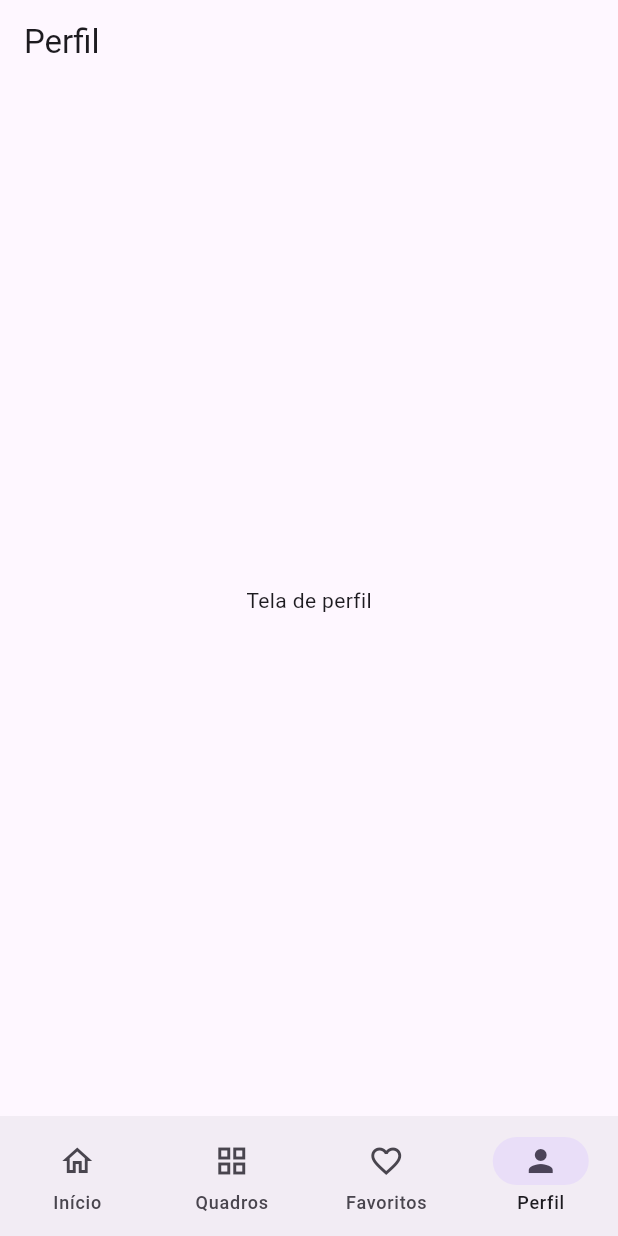
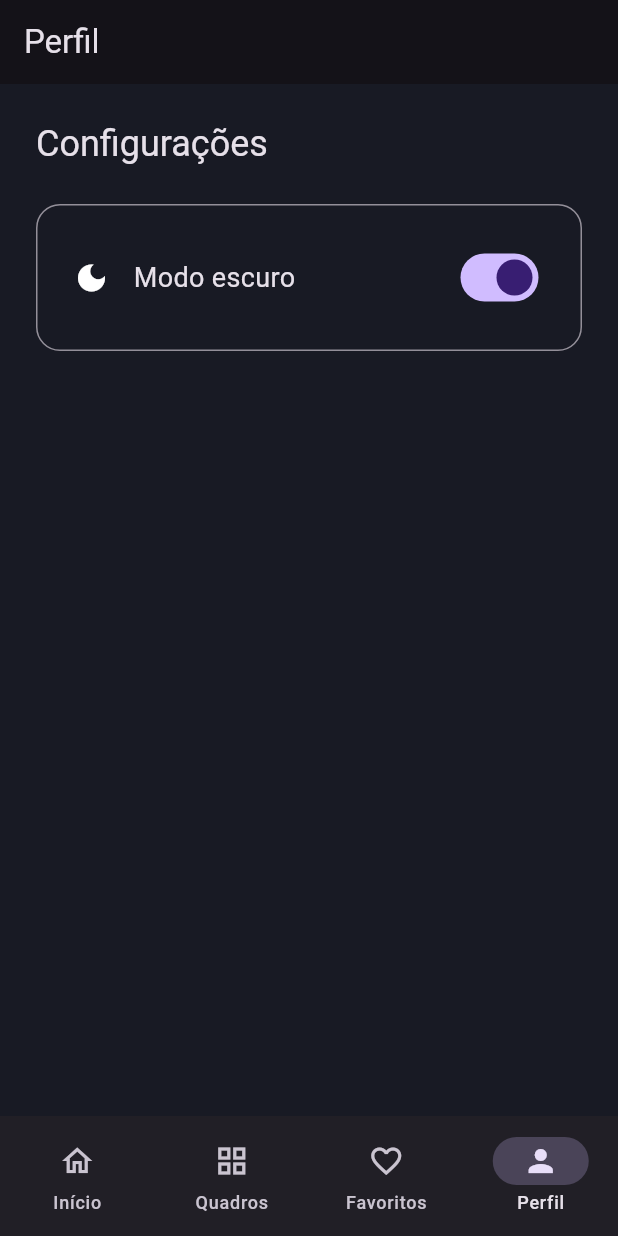
Before and after one commit to brudrago/PodcastApp, a Flutter app: the screen it shows after launch, item 4 of the bottom bar chosen, on a phone screen of 412 x 824 dp. Run offline on Flutter 3.47's test engine with Material 3 defaults, Android fonts, the phone set to English and light mode, and no system bars; our stand-ins replace cached_network_image, go_router; network calls fail.

Commit message:
[Podcast] Add theme controller

```diff
--- a/podcast_app/lib/app/podcast_app.dart
+++ b/podcast_app/lib/app/podcast_app.dart
@@ -1,18 +1,38 @@
 import 'package:flutter/material.dart';
 import 'package:podcast_app/app/router/app_router.dart';
+import 'package:podcast_app/app/theme_controller.dart';
 
-class PodcastApp extends StatelessWidget {
+class PodcastApp extends StatefulWidget {
   const PodcastApp({super.key});
 
   @override
+  State<PodcastApp> createState() => _PodcastAppState();
+}
+
+class _PodcastAppState extends State<PodcastApp> {
+  ThemeMode themeMode = ThemeMode.dark;
+
+  void toggleTheme(bool isDark) {
+    setState(() {
+      themeMode = isDark ? ThemeMode.dark : ThemeMode.light;
+    });
+  }
+
+  @override
   Widget build(BuildContext context) {
-    return MaterialApp.router(
-      title: 'Podcast App',
-      debugShowCheckedModeBanner: false,
-      theme: ThemeData(
-        colorScheme: ColorScheme.fromSeed(seedColor: Colors.deepPurple),
+    return ThemeController(
+      isDark: themeMode == ThemeMode.dark,
+      onThemeChanged: toggleTheme,
+      child: MaterialApp.router(
+        title: 'Podcast App',
+        debugShowCheckedModeBanner: false,
+        themeMode: themeMode,
+        theme: ThemeData.light(),
+        darkTheme: ThemeData.dark().copyWith(
+          scaffoldBackgroundColor: const Color(0xFF181A24),
+        ),
+        routerConfig: appRouter,
       ),
-      routerConfig: appRouter,
     );
   }
 }
--- /dev/null
+++ b/podcast_app/lib/app/theme_controller.dart
@@ -0,0 +1,22 @@
+import 'package:flutter/material.dart';
+
+class ThemeController extends InheritedWidget {
+  const ThemeController({
+    super.key,
+    required this.isDark,
+    required this.onThemeChanged,
+    required super.child,
+  });
+
+  final bool isDark;
+  final ValueChanged<bool> onThemeChanged;
+
+  static ThemeController of(BuildContext context) {
+    return context.dependOnInheritedWidgetOfExactType<ThemeController>()!;
+  }
+
+  @override
+  bool updateShouldNotify(ThemeController oldWidget) {
+    return isDark != oldWidget.isDark;
+  }
+}
--- a/podcast_app/lib/features/presentation/screens/profile_screen.dart
+++ b/podcast_app/lib/features/presentation/screens/profile_screen.dart
@@ -1,13 +1,51 @@
 import 'package:flutter/material.dart';
+import 'package:podcast_app/app/theme_controller.dart';
 
 class ProfileScreen extends StatelessWidget {
   const ProfileScreen({super.key});
 
   @override
   Widget build(BuildContext context) {
+    final themeController = ThemeController.of(context);
+
     return Scaffold(
+      backgroundColor: Theme.of(context).scaffoldBackgroundColor,
       appBar: AppBar(title: const Text('Perfil')),
-      body: const Center(child: Text('Tela de perfil')),
+      body: ListView(
+        padding: const EdgeInsets.all(24),
+        children: [
+          Text(
+            'Configurações',
+            style: Theme.of(context).textTheme.headlineSmall,
+          ),
+
+          const SizedBox(height: 24),
+
+          Container(
+            padding: const EdgeInsets.all(24),
+            decoration: BoxDecoration(
+              border: Border.all(color: Theme.of(context).colorScheme.outline),
+              borderRadius: BorderRadius.circular(16),
+            ),
+            child: Row(
+              children: [
+                const Icon(Icons.dark_mode),
+
+                const SizedBox(width: 16),
+
+                const Expanded(
+                  child: Text('Modo escuro', style: TextStyle(fontSize: 18)),
+                ),
+
+                Switch(
+                  value: themeController.isDark,
+                  onChanged: themeController.onThemeChanged,
+                ),
+              ],
+            ),
+          ),
+        ],
+      ),
     );
   }
 }
--- a/podcast_app/lib/features/sections/screen/sections_screen.dart
+++ b/podcast_app/lib/features/sections/screen/sections_screen.dart
@@ -1,4 +1,5 @@
 import 'package:flutter/material.dart';
+import 'package:podcast_app/app/theme_controller.dart';
 import 'package:podcast_app/features/sections/models/section_item.dart';
 import '../widgets/section_card.dart';
 import 'package:go_router/go_router.dart';
@@ -47,8 +48,10 @@ class SectionsScreen extends StatelessWidget {
 
   @override
   Widget build(BuildContext context) {
+    final themeController = ThemeController.of(context);
+
     return Scaffold(
-      backgroundColor: const Color(0xFF181A24),
+      backgroundColor: Theme.of(context).scaffoldBackgroundColor,
       body: SafeArea(
         child: Column(
           crossAxisAlignment: CrossAxisAlignment.start,
```
